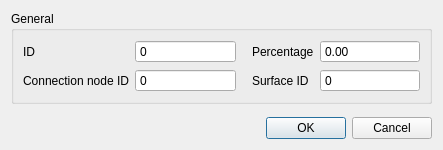
Before: the Qt Designer form threedi_schematisation_editor/forms/ui/surface_map.ui in nens/threedi-schematisation-editor, drawn with Qt 5.
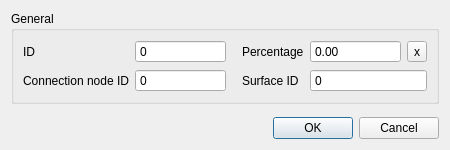
After: the same form once the commit is applied.

Commit message: Added custom clearing value buttons for the QDoubleSpinbox objects.

The edit to the form file:
```diff
--- a/threedi_schematisation_editor/forms/ui/surface_map.ui
+++ b/threedi_schematisation_editor/forms/ui/surface_map.ui
@@ -6,7 +6,7 @@
    <rect>
     <x>0</x>
     <y>0</y>
-    <width>443</width>
+    <width>450</width>
     <height>150</height>
    </rect>
   </property>
@@ -168,7 +168,14 @@
         </property>
        </widget>
       </item>
-      <item row="2" column="4">
+      <item row="1" column="5">
+       <widget class="QToolButton" name="percentage_clear">
+        <property name="text">
+         <string>x</string>
+        </property>
+       </widget>
+      </item>
+      <item row="2" column="4" colspan="2">
        <widget class="QSpinBox" name="surface_id">
         <property name="sizePolicy">
          <sizepolicy hsizetype="Expanding" vsizetype="Fixed">
```
Left out of the diff: 56 changed lines with no effect on the pictures. The commit also changes 12 other files.
